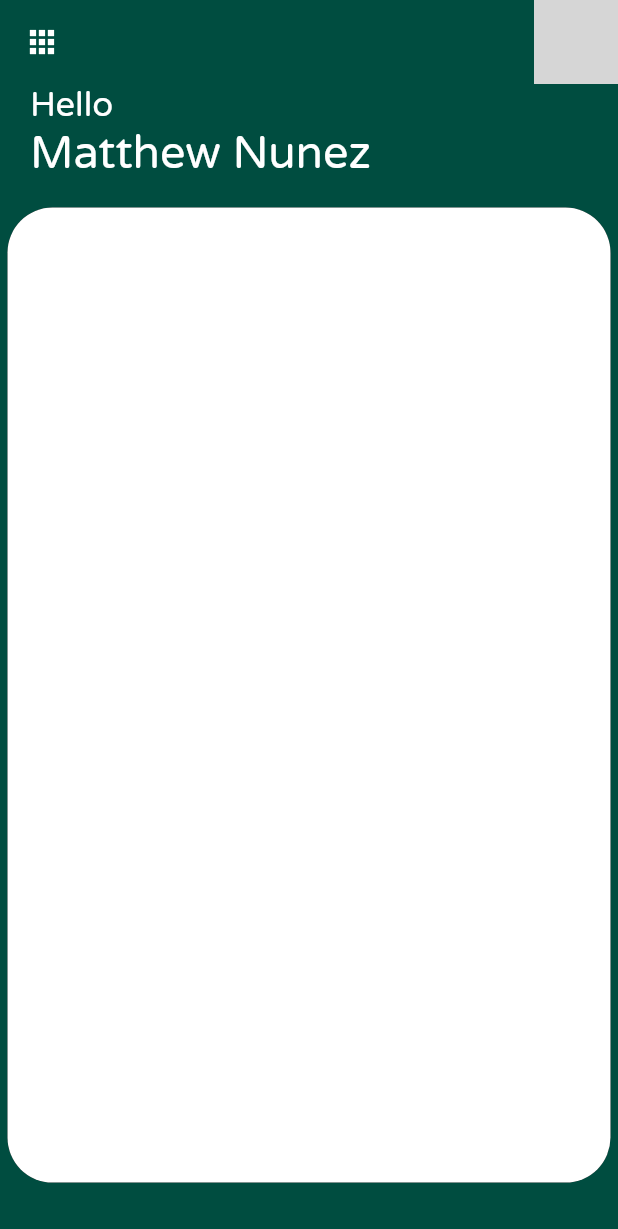
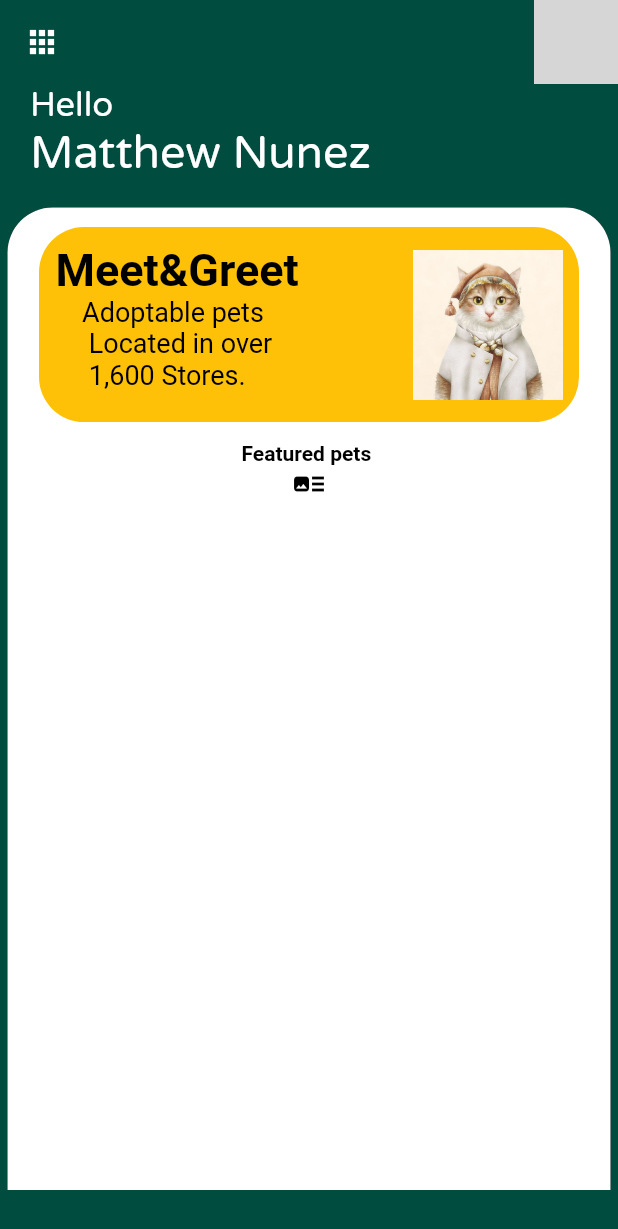
Before and after one commit to BusherAlani/MyApp, a Flutter app: the screen it shows after launch, on a phone screen of 412 x 824 dp. Shown: the top 1229 px of the screen. Run offline on Flutter 3.47's test engine with Material 2 defaults, Android fonts, the phone set to English and light mode, and no system bars; network calls fail; Roboto replaces fonts that are missing (Cairo-SemiBold, OpenSans-SemiBold); grey boxes are pictures that could not be loaded.

Commit message:
I make new Container and I fix Code and I but Icon .

```diff
--- a/lib/Body.dart
+++ b/lib/Body.dart
@@ -36,10 +36,15 @@ class BodyPage extends StatelessWidget {
             right: 5,
           ),
           width: 700,
-          height: 650,
+          height: 655,
           decoration: BoxDecoration(
             color: Colors.white,
-            borderRadius: BorderRadius.all(Radius.circular(30)),
+            borderRadius: BorderRadius.only(
+              topLeft: Radius.circular(30.0),
+              topRight: Radius.circular(30.0),
+              bottomLeft: Radius.zero,
+              bottomRight: Radius.zero,
+            ),
             boxShadow: [
               BoxShadow(
                 color: Colors.black.withOpacity(1.0),
@@ -48,8 +53,73 @@ class BodyPage extends StatelessWidget {
           ),
           child: Column(
             children: <Widget>[
+              Container(
+                padding: EdgeInsets.all(10),
+                margin: EdgeInsets.all(13),
+                height: 130,
+                width: 360,
+                decoration: BoxDecoration(
+                  color: Colors.amber,
+                  borderRadius: BorderRadius.all(Radius.circular(30)),
+                ),
+                child: Container(
+                  padding: EdgeInsets.all(1),
+                  child: Stack(
+                    alignment: Alignment.topLeft,
+                    children: <Widget>[
+                      Align(
+                        alignment: Alignment.centerLeft,
+                        child: Column(
+                          children: <Widget>[
+                            Text(
+                              "Meet&Greet",
+                              style: Theme.of(context)
+                                  .textTheme
+                                  .headline2
+                                  .copyWith(
+                                    color: Colors.black,
+                                    fontSize: 30,
+                                    fontWeight: FontWeight.bold,
+                                    fontFamily: "OpenSans-SemiBold",
+                                  ),
+                            ),
+                            Text("Adoptable pets \n Located in over\n 1,600 Stores.",
+                             style: Theme.of(context)
+                                  .textTheme
+                                  .headline5
+                                  .copyWith(
+                                    color: Colors.black,
+                                    fontSize: 18,
+                                    fontFamily: "Cairo-SemiBold",
+                                  ),
 
-            ]
+                            )
+                          ],
+                        ),
+                      ),
+                      Align(
+                        alignment: Alignment.centerRight,
+                        child: Image.asset(
+                          'assets/image/resize.jpeg',
+                          height: 100,
+                          fit: BoxFit.cover,
+                        ),
+                      ),
+                    ],
+                  ),
+                ),
+              ),
+              Text(
+                "Featured pets ",
+                style:
+                    TextStyle(color: Colors.black, fontWeight: FontWeight.bold),
+                textAlign: TextAlign.left,
+              ),
+              Icon(
+                Icons.art_track,
+                color: Colors.black,
+              ),
+            ],
           ),
         ),
       ],
--- a/lib/main.dart
+++ b/lib/main.dart
@@ -13,7 +13,7 @@ class MyApp extends StatelessWidget {
         debugShowCheckedModeBanner: false,
         theme: ThemeData(
           scaffoldBackgroundColor: Colors.white,
-          primaryColor: kBackgroundColor,
+          primaryColor: kPrimaryColor,
           textTheme:
               Theme.of(context).textTheme.apply(bodyColor: kPrimaryColor),
           visualDensity: VisualDensity.adaptivePlatformDensity,
```
Also changed, not shown: pubspec.yaml (+10 -4 lines).
